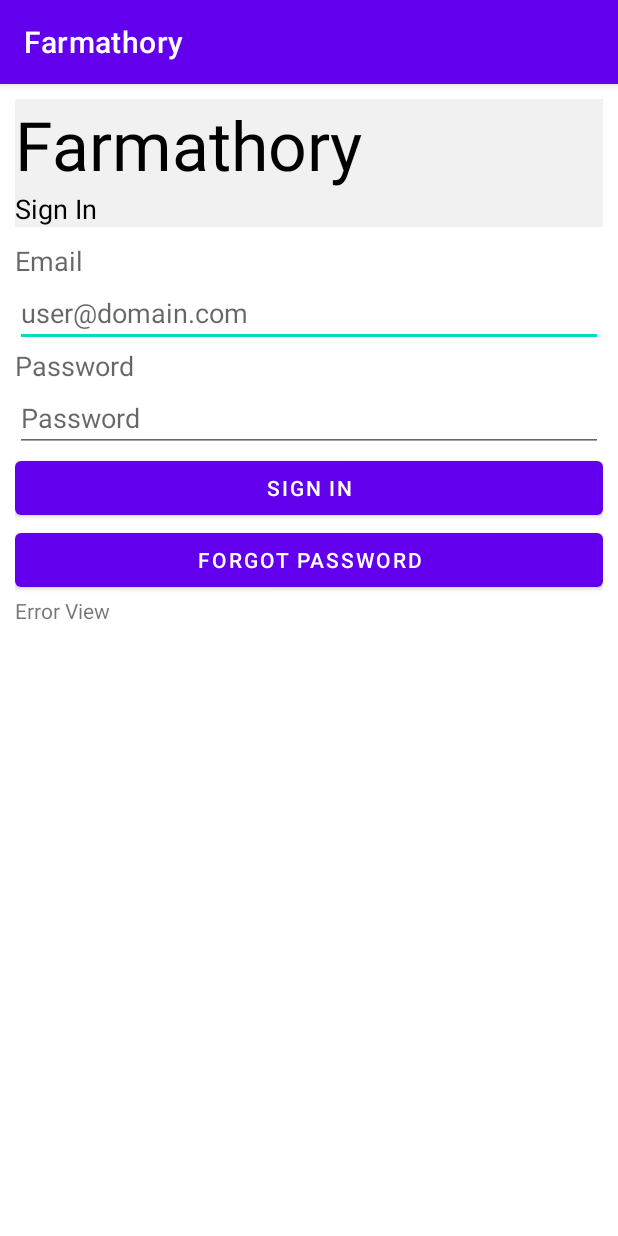
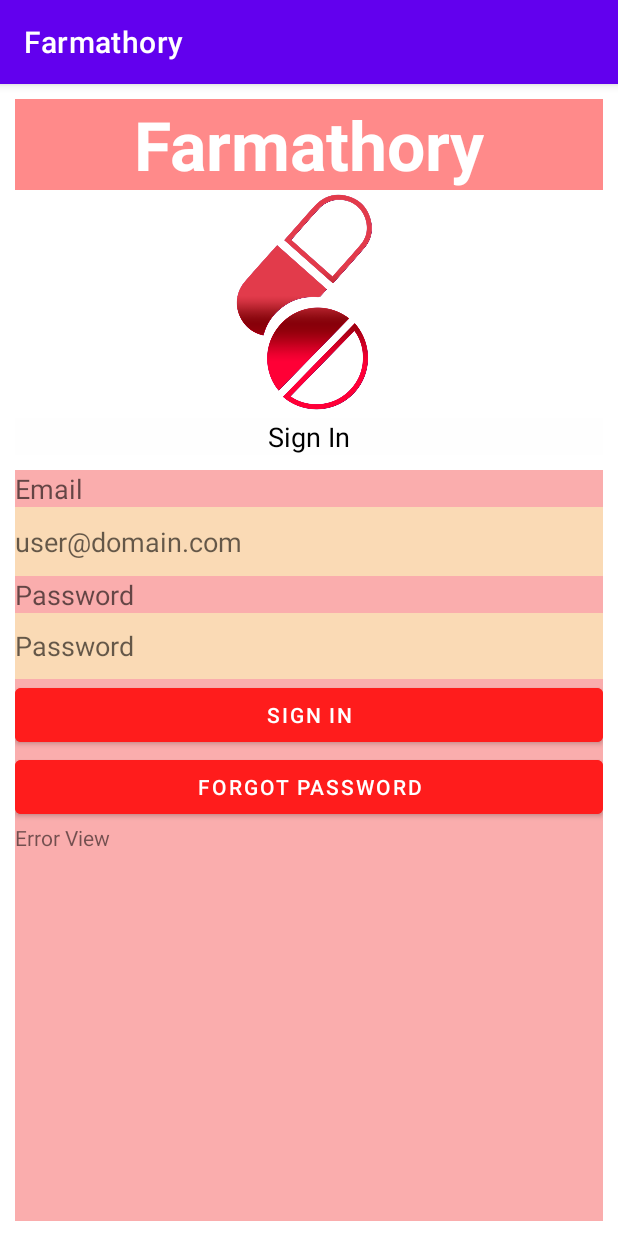
Before and after one commit to Nativpina/Farmathory, an Android app: the SignInActivity screen opened directly, with no data from a screen before it, on a phone screen of 412 x 824 dp. Run offline under Robolectric (Android 15) with nearby library versions, the phone set to English and light mode, and no system bars; our stand-ins replace Firebase (no records; nobody signed in at launch, a user with empty details on screens opened directly).

Commit message:
codigo final

```diff
--- a/app/src/main/res/layout/activity_sign_in.xml
+++ b/app/src/main/res/layout/activity_sign_in.xml
@@ -1,9 +1,11 @@
 <?xml version="1.0" encoding="utf-8"?>
 <LinearLayout xmlns:android="http://schemas.android.com/apk/res/android"
+    xmlns:app="http://schemas.android.com/apk/res-auto"
     xmlns:tools="http://schemas.android.com/tools"
     android:layout_width="match_parent"
     android:layout_height="match_parent"
     android:layout_margin="10dp"
+    android:backgroundTint="#FADAB5"
     android:orientation="vertical"
     tools:context=".SignInActivity">
 
@@ -12,17 +14,27 @@
         android:id="@+id/Title"
         android:layout_width="match_parent"
         android:layout_height="wrap_content"
-        android:background="#F1F1F1"
+        android:background="#FF8A8A"
         android:text="@string/app_name"
+        android:textAlignment="center"
         android:textAppearance="@style/TextAppearance.AppCompat.Display2"
-        android:textColor="@android:color/black" />
+        android:textColor="@color/white"
+        android:textStyle="bold" />
+
+    <ImageView
+        android:id="@+id/imageView2"
+        android:layout_width="match_parent"
+        android:layout_height="152dp"
+        app:srcCompat="@drawable/pastillas" />
 
     <TextView
         android:id="@+id/signUpPageTitle"
         android:layout_width="match_parent"
         android:layout_height="wrap_content"
         android:background="#F1F1F1"
+        android:backgroundTint="#FEFEFE"
         android:text="@string/sign_in"
+        android:textAlignment="center"
         android:textAppearance="@style/TextAppearance.AppCompat.Medium"
         android:textColor="@android:color/black" />
 
@@ -30,6 +42,7 @@
         android:layout_width="match_parent"
         android:layout_height="match_parent"
         android:layout_marginTop="10dp"
+        android:background="#FAADAD"
         android:orientation="vertical">
 
         <TextView
@@ -37,16 +50,21 @@
             android:layout_width="match_parent"
             android:layout_height="wrap_content"
             android:text="@string/email"
+            android:textAlignment="viewStart"
             android:textAppearance="@style/TextAppearance.AppCompat.Medium" />
 
         <EditText
             android:id="@+id/signInEmailTextInput"
             android:layout_width="match_parent"
-            android:layout_height="wrap_content"
+            android:layout_height="46dp"
             android:autofillHints=""
+            android:background="#FADAB5"
+            android:backgroundTint="#FADAB5"
             android:ems="10"
             android:hint="@string/email_hint"
             android:inputType="textEmailAddress"
+            android:textAlignment="viewStart"
+            android:textColor="#AF895B"
             tools:targetApi="o" />
 
         <TextView
@@ -54,28 +72,34 @@
             android:layout_width="match_parent"
             android:layout_height="wrap_content"
             android:text="@string/password"
+            android:textAlignment="viewStart"
             android:textAppearance="@style/TextAppearance.AppCompat.Medium" />
 
         <EditText
             android:id="@+id/signInPasswordTextInput"
             android:layout_width="match_parent"
-            android:layout_height="wrap_content"
+            android:layout_height="44dp"
             android:autofillHints=""
+            android:background="#FADAB5"
+            android:backgroundTint="#FADAB5"
             android:ems="10"
             android:hint="@string/password"
             android:inputType="textPassword"
+            android:textColor="#5E4607"
             tools:targetApi="o" />
 
         <Button
             android:id="@+id/signInButton"
             android:layout_width="match_parent"
             android:layout_height="wrap_content"
+            android:backgroundTint="@color/red"
             android:text="@string/sign_in" />
 
         <Button
             android:id="@+id/forgotPasswordButton"
             android:layout_width="match_parent"
             android:layout_height="wrap_content"
+            android:backgroundTint="@color/red"
             android:text="@string/forgot_password" />
 
         <TextView
@@ -88,6 +112,7 @@
             android:id="@+id/verifyEmailAgainButton"
             android:layout_width="match_parent"
             android:layout_height="wrap_content"
+            android:backgroundTint="@color/red"
             android:text="@string/email_verify_again" />
 
     </LinearLayout>
--- a/app/src/main/res/layout/activity_welcome.xml
+++ b/app/src/main/res/layout/activity_welcome.xml
@@ -32,7 +32,7 @@
     <ImageView
         android:id="@+id/imageView3"
         android:layout_width="wrap_content"
-        android:layout_height="241dp"
+        android:layout_height="152dp"
         app:srcCompat="@drawable/pastillas" />
 
     <RelativeLayout
```
Also changed, not shown: app/src/main/res/layout/activity_forgot_password.xml (+17 -5 lines), app/src/main/res/layout/activity_sign_up.xml (+21 -4 lines).
